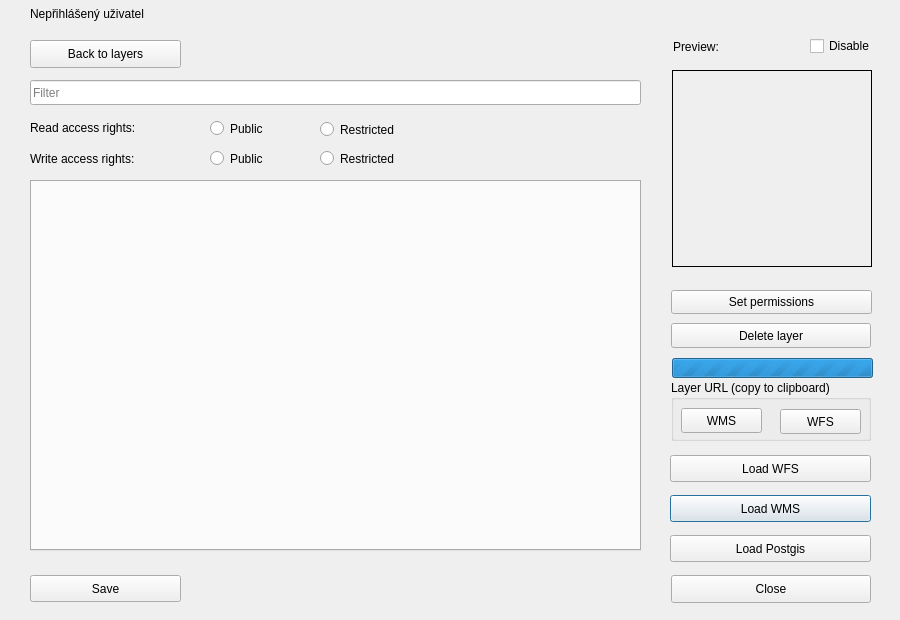
Before: the Qt Designer form dlg_addLayer.ui in LESPROJEKT/qgis-layman-plugin, drawn with Qt 5.
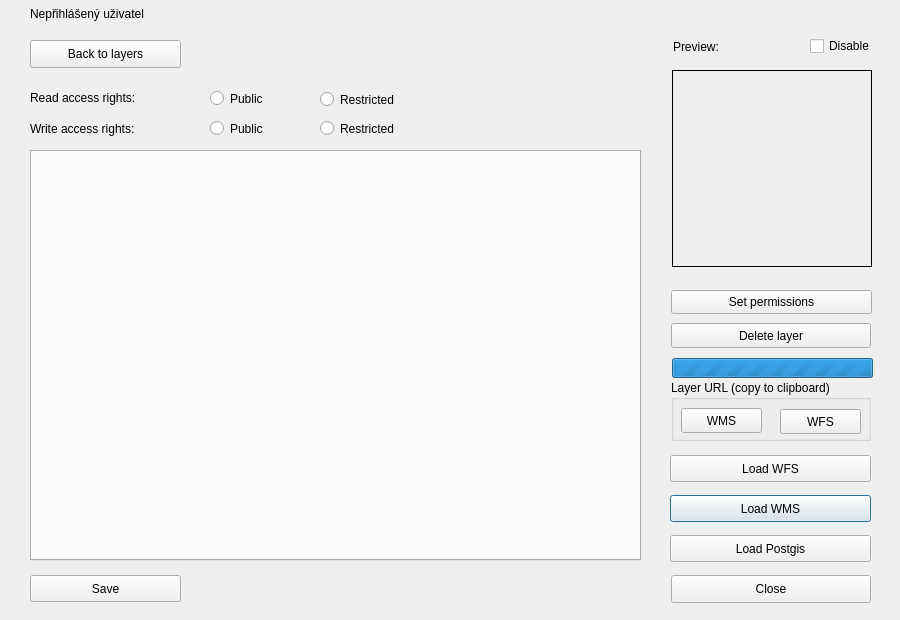
After: the same form once the commit is applied. The open tabs and pages were chosen to show the change. Icons and pictures are not drawn. Custom widgets are drawn as their Qt base class.

Commit message: integrate filter inside widget

The edit to the form file:
```diff
--- a/dlg_addLayer.ui
+++ b/dlg_addLayer.ui
@@ -316,9 +316,9 @@
      <property name="geometry">
       <rect>
        <x>10</x>
-       <y>150</y>
+       <y>120</y>
        <width>611</width>
-       <height>371</height>
+       <height>411</height>
       </rect>
      </property>
      <property name="currentIndex">
@@ -342,27 +342,11 @@
        <normaloff>icons/save_ico.png</normaloff>icons/save_ico.png</iconset>
      </property>
     </widget>
-    <widget class="QLineEdit" name="userFilterLineEdit">
-     <property name="geometry">
-      <rect>
-       <x>10</x>
-       <y>50</y>
-       <width>611</width>
-       <height>25</height>
-      </rect>
-     </property>
-     <property name="text">
-      <string/>
-     </property>
-     <property name="placeholderText">
-      <string>Filter</string>
-     </property>
-    </widget>
     <widget class="QRadioButton" name="radioButton_writePublic">
      <property name="geometry">
       <rect>
        <x>190</x>
-       <y>117</y>
+       <y>87</y>
        <width>111</width>
        <height>23</height>
       </rect>
@@ -375,7 +359,7 @@
      <property name="geometry">
       <rect>
        <x>10</x>
-       <y>120</y>
+       <y>90</y>
        <width>141</width>
        <height>17</height>
       </rect>
@@ -391,7 +375,7 @@
      <property name="geometry">
       <rect>
        <x>10</x>
-       <y>89</y>
+       <y>59</y>
        <width>141</width>
        <height>17</height>
       </rect>
@@ -407,7 +391,7 @@
      <property name="geometry">
       <rect>
        <x>300</x>
-       <y>88</y>
+       <y>58</y>
        <width>111</width>
        <height>23</height>
       </rect>
@@ -420,7 +404,7 @@
      <property name="geometry">
       <rect>
        <x>190</x>
-       <y>87</y>
+       <y>57</y>
        <width>111</width>
        <height>23</height>
       </rect>
@@ -433,7 +417,7 @@
      <property name="geometry">
       <rect>
        <x>300</x>
-       <y>117</y>
+       <y>87</y>
        <width>111</width>
        <height>23</height>
       </rect>
```
The commit also changes 5 other files.
